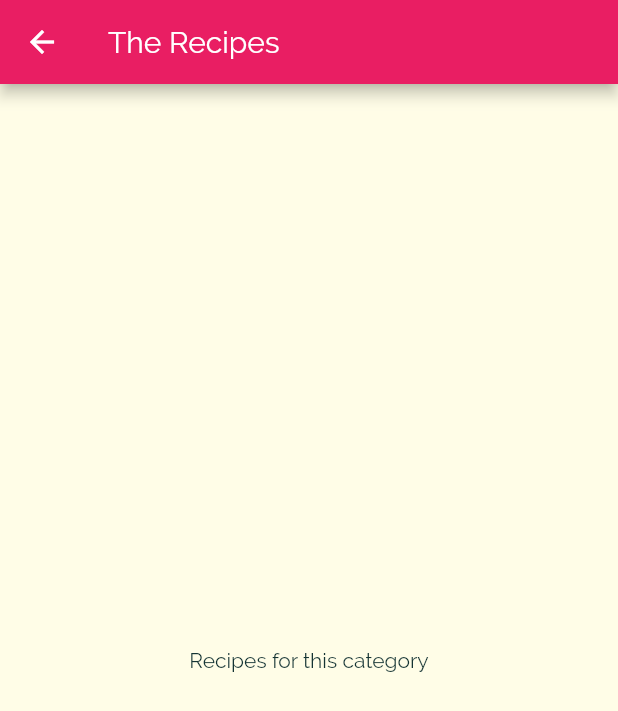
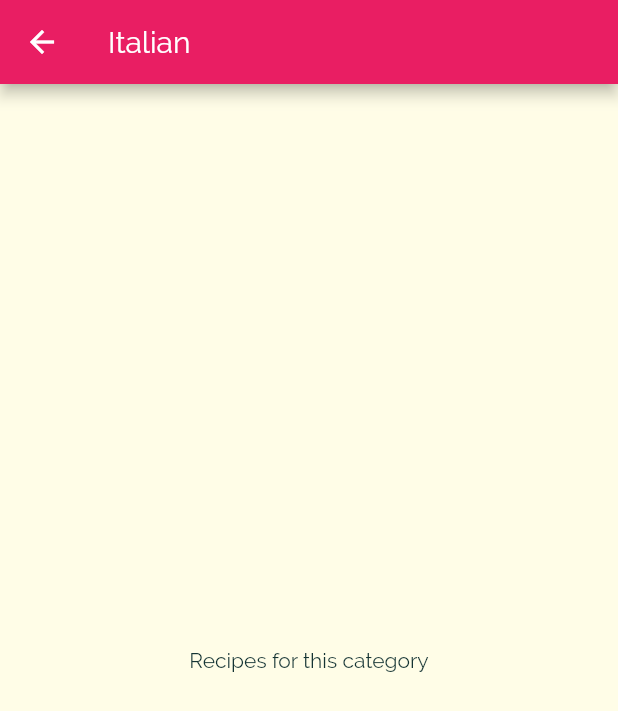
Before and after one commit to YuckiestPenguin/flutter_meals_app, a Flutter app: the screen it shows after launch, after a tap on "Italian", on a phone screen of 412 x 824 dp. Shown: the top 711 px of the screen. Run offline on Flutter 3.47's test engine with Material 2 defaults, Android fonts, the phone set to English and light mode, and no system bars.

Commit message:
transition to page with title in app bar

```diff
--- a/lib/categories_meals_screen.dart
+++ b/lib/categories_meals_screen.dart
@@ -1,11 +1,15 @@
 import 'package:flutter/material.dart';
 
 class CategoriesMealsScreen extends StatelessWidget {
+  final String categoryId;
+  final String categoryTitle;
+
+  CategoriesMealsScreen(this.categoryId, this.categoryTitle);
   @override
   Widget build(BuildContext context) {
     return Scaffold(
       appBar: AppBar(
-        title: Text('The Recipes'),
+        title: Text(categoryTitle),
       ),
       body: Center(
         child: Text('Recipes for this category'),
--- a/lib/categories_screen.dart
+++ b/lib/categories_screen.dart
@@ -10,7 +10,7 @@ class CategoriesScreen extends StatelessWidget {
       body: GridView(
         padding: const EdgeInsets.all(25),
         children: DUMMY_CATEGORIES
-            .map((catData) => CategoryItem(catData.title, catData.color))
+            .map((catData) => CategoryItem(catData.id,catData.title, catData.color))
             .toList(),
         gridDelegate: SliverGridDelegateWithMaxCrossAxisExtent(
           maxCrossAxisExtent: 200,
--- a/lib/category_item.dart
+++ b/lib/category_item.dart
@@ -2,14 +2,15 @@ import 'package:flutter/material.dart';
 import './categories_meals_screen.dart';
 
 class CategoryItem extends StatelessWidget {
+  final String id;
   final String title;
   final Color color;
 
-  CategoryItem(this.title, this.color);
+  CategoryItem(this.id,this.title, this.color);
 
   void selectCategory(BuildContext ctx) {
     Navigator.of(ctx).push(MaterialPageRoute(builder: (_) {
-      return CategoriesMealsScreen();
+      return CategoriesMealsScreen(id, title);
     }));
   }
 
```
